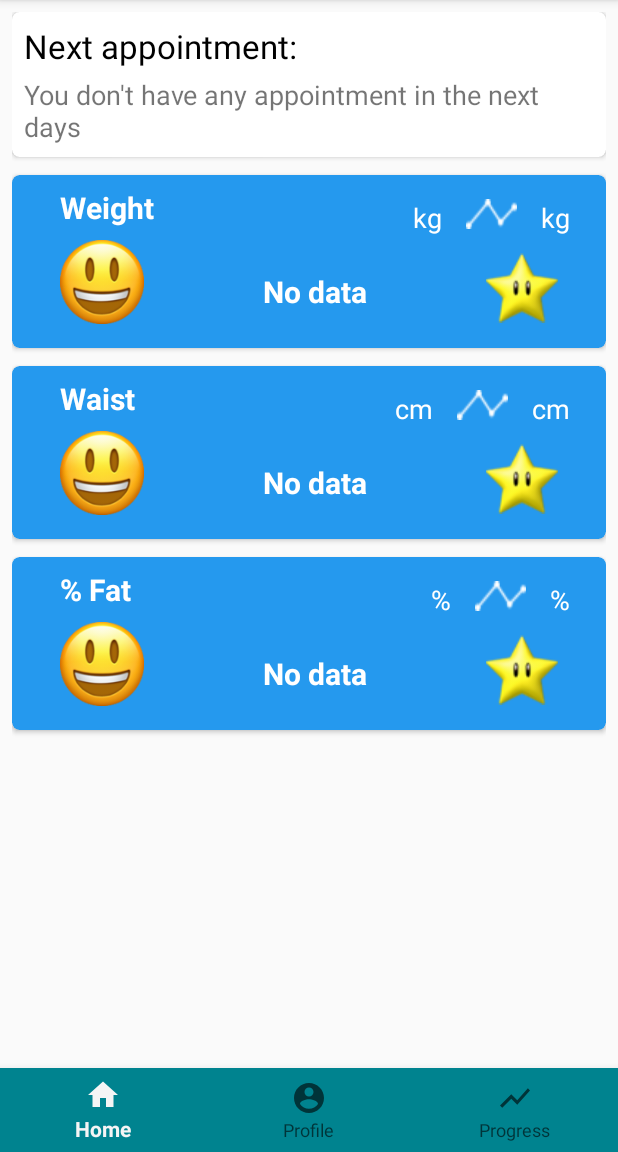
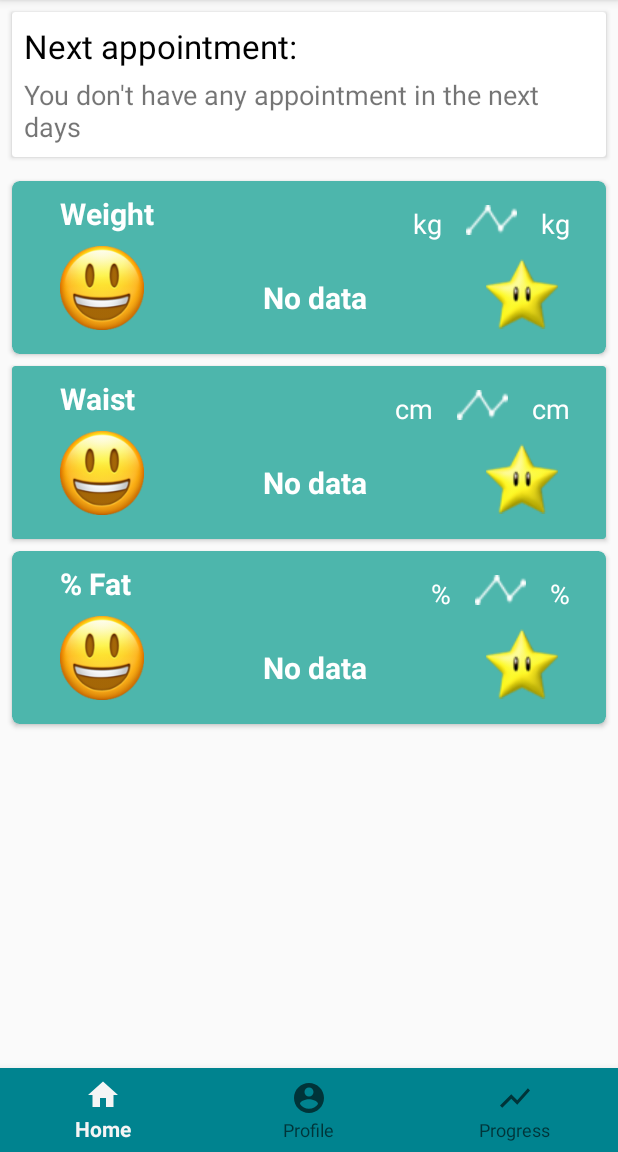
Before and after one commit to luisdixz/AndroidObApp, an Android app: the HomeActivity screen opened directly, with no data from a screen before it, on a phone screen of 412 x 824 dp, the part 84-1236 px from its top. Run offline under Robolectric (Android 15) with nearby library versions, the light colour scheme and no system bars; libraries missing offline, so code that uses them is left out: im.dacer.androidcharts; 1 statement that could not run was skipped.

```diff
--- a/app/build.gradle
+++ b/app/build.gradle
@@ -11,7 +11,7 @@ android {
         minSdkVersion 21
         targetSdkVersion 27
         versionCode 1
-        versionName "2.0"
+        versionName "1.1"
         testInstrumentationRunner "android.support.test.runner.AndroidJUnitRunner"
     }
     buildTypes {
--- a/app/src/main/java/com/diazmain/obapp/Home/HomeActivity.kt
+++ b/app/src/main/java/com/diazmain/obapp/Home/HomeActivity.kt
@@ -33,6 +33,7 @@ import android.support.v7.app.AlertDialog
 import android.widget.Toast
 import com.diazmain.obapp.Home.model.*
 import com.diazmain.obapp.Home.model.meals.MealMenuResult
+import com.diazmain.obapp.Login.AlternativeLoginActivity
 import com.diazmain.obapp.Notification.JobsManager
 import com.diazmain.obapp.Threads.*
 import com.diazmain.obapp.Threads.HomeThreadSaversManager.AsyncResponse
@@ -80,7 +81,7 @@ class HomeActivity : AppCompatActivity(), ViewPager.OnPageChangeListener {
 
         if (!SharedPrefManager.getInstance(apContext)?.isLoggedIn()!!) {
             finish()
-            startActivity(Intent(this, SplashScreen::class.java))
+            startActivity(Intent(this, AlternativeLoginActivity::class.java))
         }
 
         bottMenu.setOnNavigationItemSelectedListener {
@@ -134,7 +135,7 @@ class HomeActivity : AppCompatActivity(), ViewPager.OnPageChangeListener {
                             dialog, which ->
                             JobsManager(apContext).cancelJobs()
                             finish()
-                            startActivity(Intent(apContext, SplashScreen::class.java))
+                            startActivity(Intent(apContext, AlternativeLoginActivity::class.java))
                             ret = SharedPrefManager.getInstance(apContext)?.logout()!!
                         })
                         .setNegativeButton(getString(R.string.btn_cancel), null)
--- /dev/null
+++ b/app/src/main/res/drawable/ic_https.xml
@@ -0,0 +1,5 @@
+<vector android:height="24dp" android:tint="#FFFFFF"
+    android:viewportHeight="24.0" android:viewportWidth="24.0"
+    android:width="24dp" xmlns:android="http://schemas.android.com/apk/res/android">
+    <path android:fillColor="#FF000000" android:pathData="M18,8h-1L17,6c0,-2.76 -2.24,-5 -5,-5S7,3.24 7,6v2L6,8c-1.1,0 -2,0.9 -2,2v10c0,1.1 0.9,2 2,2h12c1.1,0 2,-0.9 2,-2L20,10c0,-1.1 -0.9,-2 -2,-2zM12,17c-1.1,0 -2,-0.9 -2,-2s0.9,-2 2,-2 2,0.9 2,2 -0.9,2 -2,2zM15.1,8L8.9,8L8.9,6c0,-1.71 1.39,-3.1 3.1,-3.1 1.71,0 3.1,1.39 3.1,3.1v2z"/>
+</vector>
--- /dev/null
+++ b/app/src/main/res/drawable/ic_info.xml
@@ -0,0 +1,5 @@
+<vector android:height="24dp" android:tint="#FFFFFF"
+    android:viewportHeight="24.0" android:viewportWidth="24.0"
+    android:width="24dp" xmlns:android="http://schemas.android.com/apk/res/android">
+    <path android:fillColor="#FF000000" android:pathData="M12,2C6.48,2 2,6.48 2,12s4.48,10 10,10 10,-4.48 10,-10S17.52,2 12,2zM13,17h-2v-6h2v6zM13,9h-2L11,7h2v2z"/>
+</vector>
--- /dev/null
+++ b/app/src/main/res/drawable/ic_swap_vert.xml
@@ -0,0 +1,5 @@
+<vector android:height="24dp" android:tint="#FFFFFF"
+    android:viewportHeight="24.0" android:viewportWidth="24.0"
+    android:width="24dp" xmlns:android="http://schemas.android.com/apk/res/android">
+    <path android:fillColor="#FF000000" android:pathData="M16,17.01V10h-2v7.01h-3L15,21l4,-3.99h-3zM9,3L5,6.99h3V14h2V6.99h3L9,3z"/>
+</vector>
--- a/app/src/main/res/layout/fragment_home_dashboard.xml
+++ b/app/src/main/res/layout/fragment_home_dashboard.xml
@@ -5,8 +5,7 @@
     xmlns:tools="http://schemas.android.com/tools"
     android:layout_width="match_parent"
     android:layout_height="match_parent"
-    android:orientation="vertical"
-    android:padding="@dimen/activity_vertical_margin">
+    android:orientation="vertical">
 
     <ScrollView
         android:layout_width="match_parent"
@@ -22,10 +21,10 @@
                 android:id="@+id/cvNextAppo"
                 android:layout_width="match_parent"
                 android:layout_height="wrap_content"
+                android:layout_margin="@dimen/activity_vertical_margin"
                 android:clickable="true"
                 android:elevation="4dp"
-                android:foreground="?android:attr/selectableItemBackground"
-                app:cardCornerRadius="5dp">
+                android:foreground="?android:attr/selectableItemBackground">
 
                 <LinearLayout
                     android:layout_width="match_parent"
@@ -96,8 +95,10 @@
                 android:id="@+id/cvWeightDash"
                 android:layout_width="match_parent"
                 android:layout_height="wrap_content"
-                android:layout_marginTop="12dp"
-                android:backgroundTint="@color/lightBlue"
+                android:layout_marginStart="@dimen/activity_vertical_margin"
+                android:layout_marginEnd="@dimen/activity_vertical_margin"
+                android:layout_marginTop="@dimen/activity_vertical_margin"
+                android:backgroundTint="@color/colorAccent"
                 android:clickable="true"
                 android:elevation="4dp"
                 android:foreground="?android:attr/selectableItemBackground"
@@ -199,7 +200,7 @@
                         android:textStyle="bold"
                         app:layout_constraintBottom_toBottomOf="parent"
                         app:layout_constraintEnd_toStartOf="@+id/imStar1"
-                        app:layout_constraintStart_toEndOf="@+id/imWeightState" />
+                        app:layout_constraintStart_toEndOf="@+id/imWeightState"/>
 
                 </android.support.constraint.ConstraintLayout>
             </android.support.v7.widget.CardView>
@@ -208,12 +209,13 @@
                 android:id="@+id/cvWaistDash"
                 android:layout_width="match_parent"
                 android:layout_height="wrap_content"
-                android:layout_marginTop="12dp"
-                android:backgroundTint="@color/lightBlue"
+                android:layout_marginStart="@dimen/activity_vertical_margin"
+                android:layout_marginEnd="@dimen/activity_vertical_margin"
+                android:layout_marginTop="@dimen/activity_vertical_margin"
+                android:backgroundTint="@color/colorAccent"
                 android:clickable="true"
                 android:elevation="4dp"
-                android:foreground="?android:attr/selectableItemBackground"
-                app:cardCornerRadius="5dp">
+                android:foreground="?android:attr/selectableItemBackground">
 
                 <android.support.constraint.ConstraintLayout
                     android:layout_width="match_parent"
@@ -321,8 +323,10 @@
                 android:layout_width="match_parent"
                 android:layout_height="wrap_content"
                 android:layout_marginBottom="60dp"
-                android:layout_marginTop="12dp"
-                android:backgroundTint="@color/lightBlue"
+                android:layout_marginStart="@dimen/activity_vertical_margin"
+                android:layout_marginEnd="@dimen/activity_vertical_margin"
+                android:layout_marginTop="@dimen/activity_vertical_margin"
+                android:backgroundTint="@color/colorAccent"
                 android:clickable="true"
                 android:elevation="4dp"
                 android:foreground="?android:attr/selectableItemBackground"
--- a/app/src/main/res/values/colors.xml
+++ b/app/src/main/res/values/colors.xml
@@ -7,13 +7,24 @@
 
     <color name="colorPrimary">#00838f</color>
     <color name="colorPrimaryDark">#005662</color>
-    <color name="colorAccent">#4fb3bf</color>
+    <color name="colorAccent">#4db6ac</color>
+
+    <!--<color name="colorPrimary">#4caf50</color>
+    <color name="colorPrimaryDark">#087f23</color>
+    <color name="colorPrimaryLight">#80e27e</color>
+    <color name="colorAccent">#4fb3bf</color>-->
+
+    <color name="colorSecondary">#29b6f6</color>
+    <color name="colorSecondaryDark">#0086c3</color>
+    <color name="colorSecondaryLight">#73e8ff</color>
 
     <color name="black">#000000</color>
     <color name="blue">#0059BB</color>
     <color name="lightBlue">#2599EE</color>
     <color name="white">#FFFFFF</color>
     <color name="red">#DD1111</color>
+    <color name="dark_red">#BB1111</color>
     <color name="magenta">#FF3190</color>
+    <color name="dark_green">#005662</color>
 
 </resources>
```
Also changed, not shown: app/src/main/AndroidManifest.xml (+5 -7 lines), app/src/main/java/com/diazmain/obapp/AlternativeLoginActivity.kt (deleted, +0 -12 lines), app/src/main/java/com/diazmain/obapp/Login/AlternativeLoginActivity.kt (added, +87 -0 lines), app/src/main/res/drawable/button_accent_color_inverted_shape.xml (added, +38 -0 lines), app/src/main/res/layout/activity_alternative_login.xml (+89 -14 lines), app/src/main/res/values/strings.xml (+5 -6 lines), app/src/main/res/drawable-hdpi/fruits_material.png (added), app/src/main/res/drawable-mdpi/fruits_material.png (added), app/src/main/res/drawable-xhdpi/fruits_material.png (added), app/src/main/res/drawable-xxhdpi/fruits_material.png (added), app/src/main/res/drawable-xxxhdpi/fruits_material.png (added), 1 other file.
